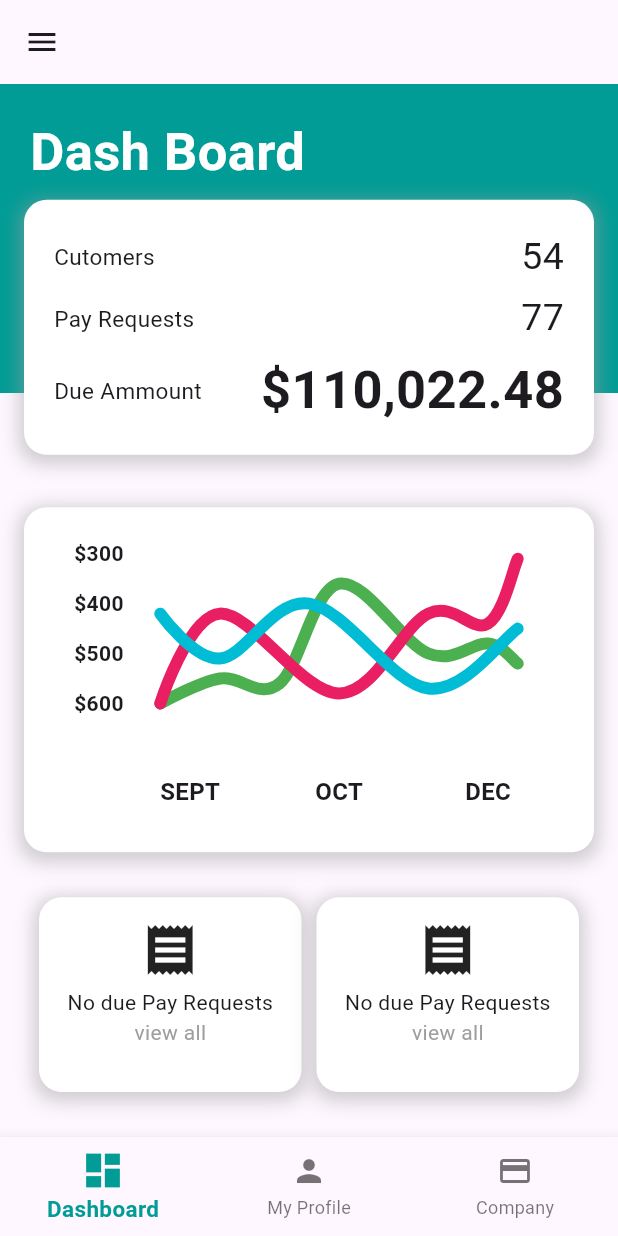
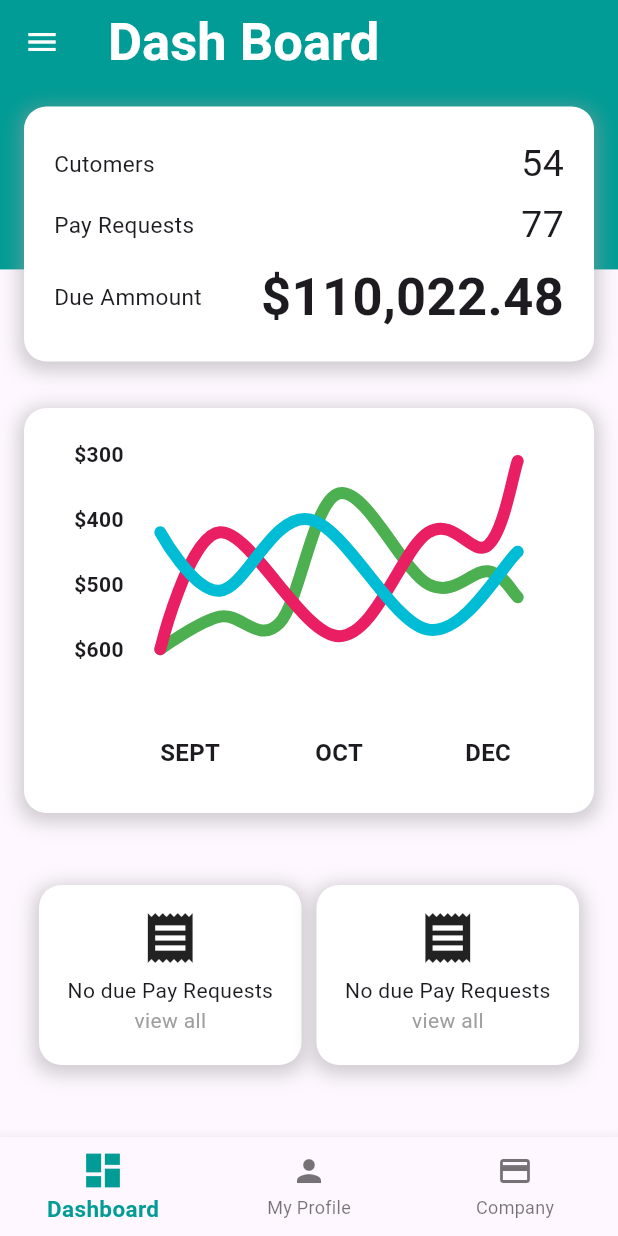
Before and after one commit to mariam1502/Get-Payin-mobile-app, a Flutter app: the screen it shows after launch, on a phone screen of 412 x 824 dp. Run offline on Flutter 3.47's test engine with Material 2 defaults, Android fonts, the phone set to English and light mode, and no system bars; drawn by our look-alikes of fl_chart; our stand-ins replace go_router.

Commit message:
dashboard edits

```diff
--- a/lib/screens/customers-screen.dart
+++ b/lib/screens/customers-screen.dart
@@ -7,7 +7,17 @@ class CustomerScreen extends StatelessWidget {
   @override
   Widget build(BuildContext context) {
     return Scaffold(
-      appBar: AppBar(title: Text('customers screen')),
+      appBar: AppBar(
+          title: Row(
+        mainAxisAlignment: MainAxisAlignment.spaceBetween,
+        children: [
+          Text('Customers'),
+          IconButton(
+            icon: Icon(Icons.search),
+            onPressed: () {},
+          )
+        ],
+      )),
     );
   }
 }
--- a/lib/screens/dashboard-screen.dart
+++ b/lib/screens/dashboard-screen.dart
@@ -10,10 +10,18 @@ class DashBoardScreen extends StatelessWidget {
 
   @override
   Widget build(BuildContext context) {
-    double quarterHeight = MediaQuery.of(context).size.height * 0.25;
+    double quarterHeight = MediaQuery.of(context).size.height * 0.15;
     double quarterWidth = MediaQuery.of(context).size.width * 0.25;
     return Scaffold(
-        appBar: AppBar(title: Text(' ')),
+        appBar: AppBar(
+          iconTheme: IconThemeData(color: Colors.white),
+          title: Text(
+            'Dash Board',
+            style: TextStyle(
+                fontSize: 35, fontWeight: FontWeight.bold, color: Colors.white),
+          ),
+          backgroundColor: Color(0xFF009C95),
+        ),
         drawer: DrawerWidget(),
         body: Column(
           children: [
@@ -22,19 +30,13 @@ class DashBoardScreen extends StatelessWidget {
                     .size
                     .width, // Set width to screen width
                 height: MediaQuery.of(context).size.height *
-                    0.3, // Set height to screen height
+                    0.25, // Set height to screen height
                 child: sectionOne(quarterHeight: quarterHeight)),
             SizedBox(
-              height: 35,
+              height: 10,
             ),
             sectionTwo(),
-            SizedBox(
-              height: 20,
-            ),
             sectionaThree(),
-            SizedBox(
-              height: 20,
-            ),
           ],
         ));
   }
--- a/lib/widgets/dashboard-widgets/section-1.dart
+++ b/lib/widgets/dashboard-widgets/section-1.dart
@@ -10,19 +10,13 @@ class sectionOne extends StatelessWidget {
       alignment: Alignment.topCenter,
       children: [
         Container(
-            padding: EdgeInsets.fromLTRB(20, 20, 20, 0),
-            width: MediaQuery.of(context).size.width,
-            height: quarterHeight,
-            color: Color(0xFF009C95),
-            child: Text(
-              'Dash Board',
-              style: TextStyle(
-                  fontSize: 35,
-                  fontWeight: FontWeight.bold,
-                  color: Colors.white),
-            )),
+          padding: EdgeInsets.fromLTRB(20, 20, 20, 0),
+          width: MediaQuery.of(context).size.width,
+          height: quarterHeight,
+          color: Color(0xFF009C95),
+        ),
         Positioned(
-            bottom: 0,
+            top: 15,
             child: Container(
               padding: EdgeInsets.fromLTRB(20, 20, 20, 0),
               height: 170,
--- a/lib/widgets/dashboard-widgets/section-2.dart
+++ b/lib/widgets/dashboard-widgets/section-2.dart
@@ -8,7 +8,7 @@ class sectionTwo extends StatelessWidget {
   @override
   Widget build(BuildContext context) {
     return Container(
-      height: 230,
+      height: 270,
       width: 380,
       padding: EdgeInsets.all(20),
       decoration: BoxDecoration(
--- a/lib/widgets/dashboard-widgets/section-3.dart
+++ b/lib/widgets/dashboard-widgets/section-3.dart
@@ -19,6 +19,7 @@ class sectionaThree extends StatelessWidget {
             Container(
                 padding: EdgeInsets.all(10),
                 width: 175,
+                height: 120,
                 decoration: BoxDecoration(
                   boxShadow: [
                     BoxShadow(
@@ -56,6 +57,7 @@ class sectionaThree extends StatelessWidget {
             Container(
               padding: EdgeInsets.all(10),
               width: 175,
+              height: 120,
               decoration: BoxDecoration(
                 boxShadow: [
                   BoxShadow(
```
